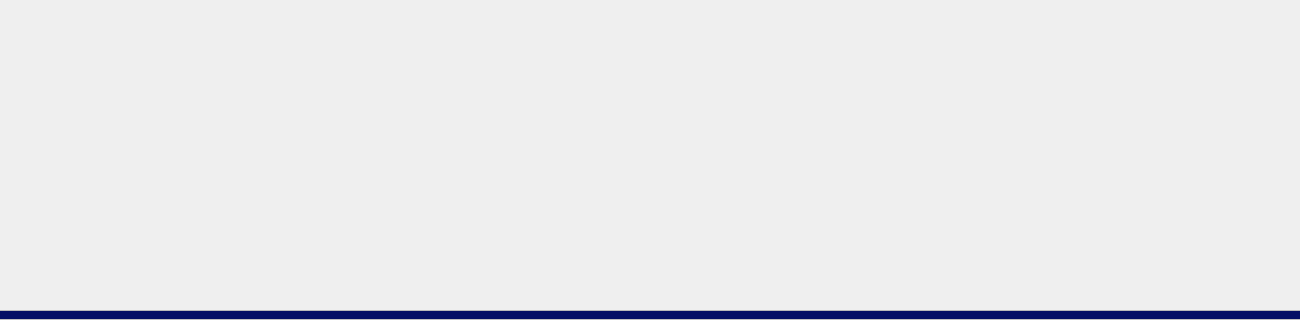
Old version of the form ticket-software/projectmanagement.ui in the repository whitehatcat-JE/software-tracker; both pictures show x 0 to 1300 and y 480 to 800 of the 1300 by 800 pixel window.
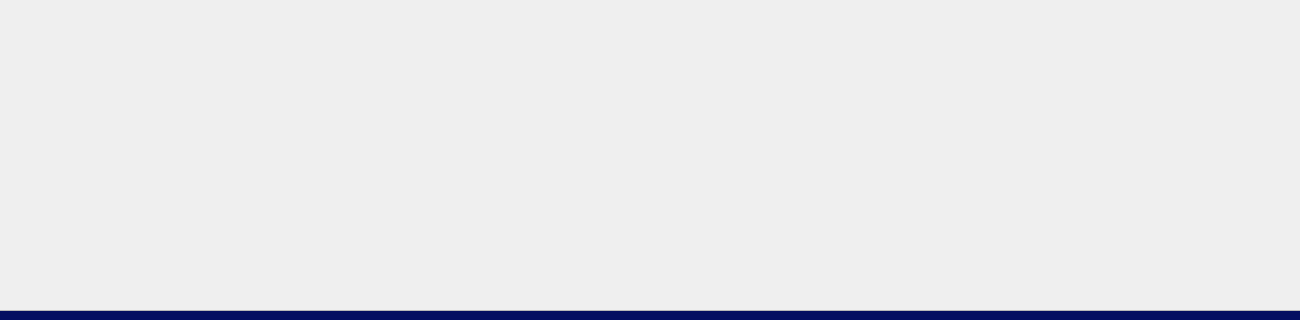
New version of the form.

Patch:
```diff
--- a/ticket-software/projectmanagement.ui
+++ b/ticket-software/projectmanagement.ui
@@ -34,7 +34,7 @@
      <x>-30</x>
      <y>0</y>
      <width>1341</width>
-     <height>801</height>
+     <height>831</height>
     </rect>
    </property>
    <property name="styleSheet">
```
